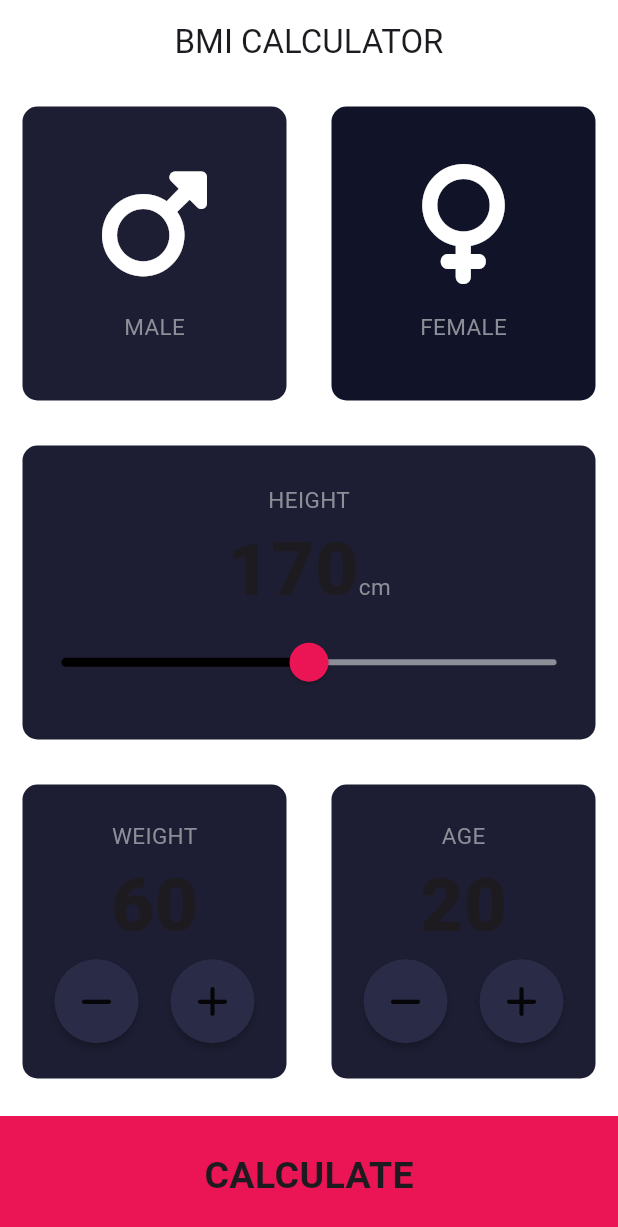
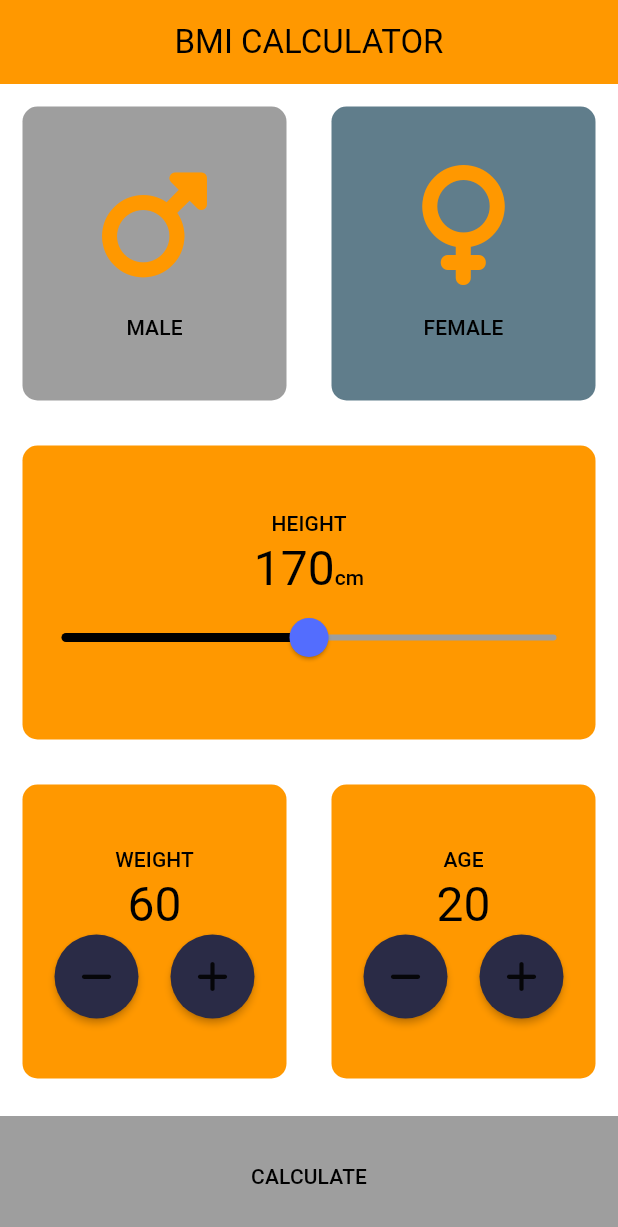
Before and after one commit to msiprime/BMIcalc, a Flutter app: the screen it shows after launch, on a phone screen of 412 x 824 dp. Shown: the top 1227 px of the screen. Run offline on Flutter 3.47's test engine with Material 3 defaults, Android fonts, the phone set to English and light mode, and no system bars; our stand-ins replace font_awesome_flutter, get.

Commit message:
<feat:> Surprise

```diff
--- a/lib/features/Calculator/screens/calculator_screen.dart
+++ b/lib/features/Calculator/screens/calculator_screen.dart
@@ -1,6 +1,7 @@
 import 'package:flutter/material.dart';
+import 'package:font_awesome_flutter/font_awesome_flutter.dart';
 import 'package:get/get.dart';
-import 'package:font_awesome_flutter/font_awesome_flutter.dart';
+
 import '../../../common/BmiController.dart';
 import '../../../common/widgets/reusable_card.dart';
 import '../../../screens/second_screen.dart';
@@ -8,13 +9,13 @@ import '../../../utils/style.dart';
 import '../widgets/calculate_gesture_detector.dart';
 import '../widgets/icon_content.dart';
 import '../widgets/round_icon_button.dart';
+
 class CalculatorScreen extends StatelessWidget {
-
   const CalculatorScreen({super.key});
 
   @override
   Widget build(BuildContext context) {
-    Bmicontroller controller=Get.find<Bmicontroller>();
+    Bmicontroller controller = Get.find<Bmicontroller>();
 
     return Scaffold(
       appBar: AppBar(
@@ -33,8 +34,8 @@ class CalculatorScreen extends StatelessWidget {
                   child: Obx(() => ReusableCard(
                         press: () => controller.updateGender(Gender.male),
                         colour: controller.selectedGender.value == Gender.male
-                        ? activeCardColor
-                        : inActiveCardColor,
+                            ? Theme.of(context).colorScheme.secondary
+                            : Theme.of(context).colorScheme.primary,
                         cardChild: const IconContent(
                           fontAwesomeIcon: FontAwesomeIcons.mars,
                           labelText: 'MALE',
@@ -46,8 +47,8 @@ class CalculatorScreen extends StatelessWidget {
                   child: Obx(() => ReusableCard(
                         press: () => controller.updateGender(Gender.female),
                         colour: controller.selectedGender.value == Gender.female
-                        ? activeCardColor
-                        : inActiveCardColor,
+                            ? Theme.of(context).colorScheme.secondary
+                            : Theme.of(context).colorScheme.primary,
                         cardChild: const IconContent(
                           fontAwesomeIcon: FontAwesomeIcons.venus,
                           labelText: 'FEMALE',
@@ -59,19 +60,22 @@ class CalculatorScreen extends StatelessWidget {
           ),
           Flexible(
             child: Obx(() => ReusableCard(
-              colour: activeCardColor,
+                  colour: Theme.of(context).cardColor,
                   cardChild: Column(
                     mainAxisAlignment: MainAxisAlignment.center,
                     children: [
-                  const Text('HEIGHT', style: labelTextStyle),
+                      Text('HEIGHT',
+                          style: Theme.of(context).textTheme.labelLarge),
                       Row(
                         mainAxisAlignment: MainAxisAlignment.center,
                         crossAxisAlignment: CrossAxisAlignment.baseline,
                         textBaseline: TextBaseline.alphabetic,
                         children: [
-                      Text(controller.currentHeight.value.toInt().toString(),
-                          style: numberTextStyle),
-                      const Text('cm', style: labelTextStyle),
+                          Text(
+                              controller.currentHeight.value.toInt().toString(),
+                              style: Theme.of(context).textTheme.headlineLarge),
+                          Text('cm',
+                              style: Theme.of(context).textTheme.labelLarge),
                         ],
                       ),
                       Slider(
@@ -91,13 +95,15 @@ class CalculatorScreen extends StatelessWidget {
               children: [
                 Flexible(
                   child: Obx(() => ReusableCard(
-                    colour: activeCardColor,
+                        colour: Theme.of(context).cardColor,
                         cardChild: Column(
                           mainAxisAlignment: MainAxisAlignment.center,
                           children: [
-                        const Text('WEIGHT', style: labelTextStyle),
+                            Text('WEIGHT',
+                                style: Theme.of(context).textTheme.labelLarge),
                             Text(controller.currentWeight.value.toString(),
-                            style: numberTextStyle),
+                                style:
+                                    Theme.of(context).textTheme.headlineLarge),
                             Row(
                               mainAxisAlignment: MainAxisAlignment.spaceEvenly,
                               children: [
@@ -117,13 +123,15 @@ class CalculatorScreen extends StatelessWidget {
                 ),
                 Flexible(
                   child: Obx(() => ReusableCard(
-                    colour: activeCardColor,
+                        colour: Theme.of(context).cardColor,
                         cardChild: Column(
                           mainAxisAlignment: MainAxisAlignment.center,
                           children: [
-                        const Text('AGE', style: labelTextStyle),
+                            Text('AGE',
+                                style: Theme.of(context).textTheme.labelLarge),
                             Text(controller.currentAge.value.toString(),
-                            style: numberTextStyle),
+                                style:
+                                    Theme.of(context).textTheme.headlineLarge),
                             Row(
                               mainAxisAlignment: MainAxisAlignment.spaceEvenly,
                               children: [
--- a/lib/features/Calculator/widgets/calculate_gesture_detector.dart
+++ b/lib/features/Calculator/widgets/calculate_gesture_detector.dart
@@ -1,6 +1,5 @@
 import 'package:flutter/material.dart';
 
-import '../../../utils/style.dart';
 
 class BottomButton extends StatelessWidget {
   final dynamic onTap;
@@ -19,12 +18,12 @@ class BottomButton extends StatelessWidget {
       child: Container(
         alignment: Alignment.center,
         margin: const EdgeInsets.only(top: 10),
-        height: bottomContainerHeight,
+        height: 80,
         width: double.infinity,
-        color: bottomContainerColor,
+        color: Theme.of(context).colorScheme.secondary,
         child: Text(
           gestureText,
-          style: kLargeTextStyle,
+          style: Theme.of(context).textTheme.labelLarge,
         ),
       ),
     );
--- a/lib/features/Calculator/widgets/icon_content.dart
+++ b/lib/features/Calculator/widgets/icon_content.dart
@@ -1,6 +1,5 @@
 import 'package:flutter/material.dart';
 
-import '../../../utils/style.dart';
 
 class IconContent extends StatelessWidget {
   final IconData fontAwesomeIcon;
@@ -20,7 +19,7 @@ class IconContent extends StatelessWidget {
         ),
         Text(
           labelText,
-          style: labelTextStyle,
+          style: Theme.of(context).textTheme.labelLarge,
         )
       ],
     );
--- a/lib/main.dart
+++ b/lib/main.dart
@@ -1,4 +1,3 @@
-import 'dart:developer';
 
 import 'package:bmi_calculator/screens/second_screen.dart';
 import 'package:bmi_calculator/screens/splash_screen.dart';
@@ -6,7 +5,6 @@ import 'package:bmi_calculator/common/BmiController.dart';
 import 'package:bmi_calculator/features/Calculator/screens/calculator_screen.dart';
 import 'package:bmi_calculator/themes/dark_theme.dart';
 import 'package:bmi_calculator/themes/light_theme.dart';
-import 'package:bmi_calculator/utils/style.dart';
 import 'package:get/get.dart';
 import 'package:flutter/material.dart';
 
--- a/lib/screens/second_screen.dart
+++ b/lib/screens/second_screen.dart
@@ -1,7 +1,8 @@
 import 'package:flutter/material.dart';
+
 import '../common/widgets/reusable_card.dart';
 import '../features/Calculator/widgets/calculate_gesture_detector.dart';
-import '../utils/style.dart';
+
 class ResultsPage extends StatelessWidget {
   final String bmi;
   final String result;
@@ -28,15 +29,17 @@ class ResultsPage extends StatelessWidget {
         children: [
           Flexible(
             child: Container(
-              padding: const EdgeInsets.all(15),
-              alignment: Alignment.bottomLeft,
-              child: const Text('Your Result', style: numberTextStyle),
-            ),
+                padding: const EdgeInsets.all(15),
+                alignment: Alignment.bottomLeft,
+                child: Text(
+                  'Your Result',
+                  style: Theme.of(context).textTheme.headlineLarge,
+                )),
           ),
           Flexible(
             flex: 5,
             child: ReusableCard(
-              colour: activeCardColor,
+              colour: Theme.of(context).colorScheme.secondary,
               cardChild: Column(
                 crossAxisAlignment: CrossAxisAlignment.center,
                 mainAxisAlignment: MainAxisAlignment.spaceEvenly,
@@ -44,19 +47,19 @@ class ResultsPage extends StatelessWidget {
                   Flexible(
                     child: Text(
                       result,
-                      style: resultTextStyle,
+                      style: Theme.of(context).textTheme.headlineSmall,
                     ),
                   ),
                   Flexible(
                     child: Text(
                       bmi,
-                      style: kBMITextStyle,
+                      style: Theme.of(context).textTheme.headlineLarge,
                     ),
                   ),
                   Flexible(
                     child: Text(
                       resultInterpretation,
-                      style: kBodyTextStyle,
+                      style: Theme.of(context).textTheme.bodyLarge,
                       textAlign: TextAlign.center,
                     ),
                   ),
--- a/lib/themes/dark_theme.dart
+++ b/lib/themes/dark_theme.dart
@@ -1,12 +1,15 @@
 import 'package:flutter/material.dart';
-import '../utils/style.dart';
 ThemeData dark(BuildContext context) => ThemeData(
-  cardColor: const Color(0xFF1D1E33),
+  cardColor: const Color(0xFFA4A6EC),
+  colorScheme: ColorScheme.fromSwatch().copyWith(
+    primary: Color(0xFF1D1E33),
+    secondary: Color(0xFF505382),
+  ),
   sliderTheme: SliderTheme.of(context).copyWith(
     activeTrackColor: Colors.white,
     overlayColor: const Color(0x29eb1555),
-    thumbColor: bottomContainerColor,
-    inactiveTrackColor: secondaryColor,
+    thumbColor: const Color(0xFFEB1555),
+    inactiveTrackColor: const Color(0xFF8D8E98),
     thumbShape: const RoundSliderThumbShape(enabledThumbRadius: 13.0),
     overlayShape: const RoundSliderOverlayShape(overlayRadius: 26.0),
   ),
--- a/lib/themes/light_theme.dart
+++ b/lib/themes/light_theme.dart
@@ -1,13 +1,16 @@
 import 'package:flutter/material.dart';
-import '../utils/style.dart';
 
 ThemeData light(BuildContext context) => ThemeData(
-  cardColor: Colors.white, // Change to a light color
+  cardColor: Colors.orange, // Change to a light color
+  colorScheme: ColorScheme.fromSwatch().copyWith(
+    primary: Colors.blueGrey, // Change to a light color
+    secondary: Colors.grey, // Change to a lighter color
+  ),
   sliderTheme: SliderTheme.of(context).copyWith(
     activeTrackColor: Colors.black, // Change to a darker color for light theme
     overlayColor: const Color(0x29FF4081), // Change to a lighter overlay color
-    thumbColor: bottomContainerColor, // You might want to change this to a lighter color
-    inactiveTrackColor: secondaryColor, // Change to a lighter color for inactive track
+    thumbColor: Colors.indigoAccent, // You might want to change this to a lighter color
+    inactiveTrackColor: Colors.grey, // Change to a lighter color for inactive track
     thumbShape: const RoundSliderThumbShape(enabledThumbRadius: 13.0),
     overlayShape: const RoundSliderOverlayShape(overlayRadius: 26.0),
   ),
--- a/lib/utils/style.dart
+++ /dev/null
@@ -1,15 +0,0 @@
-import 'package:flutter/material.dart';
-//just a comment
-const activeCardColor = Color(0xFF1D1E33);
-const inActiveCardColor = Color(0xFF111328);
-const bottomContainerHeight = 80.0;
-const bottomContainerColor = Color(0xffeb1555);
-const secondaryColor = Color(0xff8d8e98);
-const labelTextStyle = TextStyle(color: secondaryColor, fontSize: 15);
-const numberTextStyle = TextStyle(fontWeight: FontWeight.w900, fontSize: 50);
-const kLargeTextStyle = TextStyle(fontSize: 25, fontWeight: FontWeight.bold);
-const resultTextStyle = TextStyle(
-    fontSize: 20, fontWeight: FontWeight.bold, color: Color(0xff24d876));
-const kBMITextStyle = TextStyle(fontSize: 100, fontWeight: FontWeight.bold);
-const kBodyTextStyle = TextStyle(
-    fontSize: 20, fontWeight: FontWeight.bold);
```
Also changed, not shown: 4 other files. Lines whose indentation alone changed are shown as unchanged.
